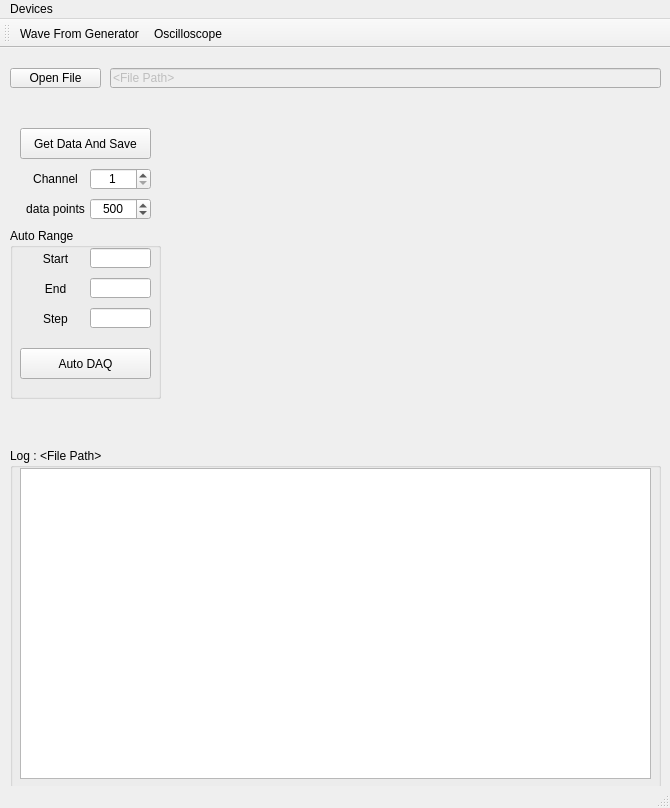
Old version of the form mainwindow.ui in the repository TripletESR/DAQ_GUI.
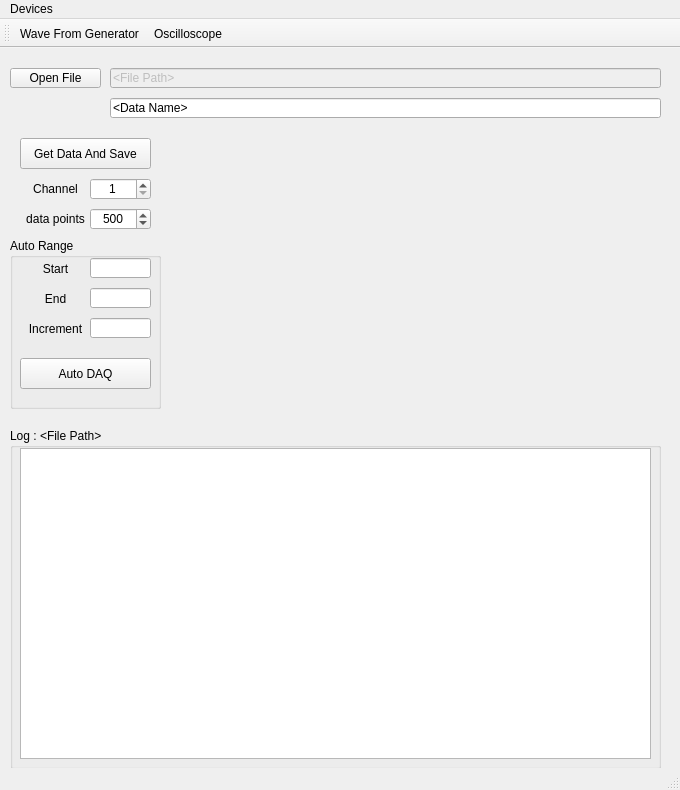
New version of the form. Custom widgets are drawn as their Qt base class.

Commit message: Added Data Name in UI

```diff
--- a/mainwindow.ui
+++ b/mainwindow.ui
@@ -9,8 +9,8 @@
    <rect>
     <x>0</x>
     <y>0</y>
-    <width>670</width>
-    <height>808</height>
+    <width>680</width>
+    <height>790</height>
    </rect>
   </property>
   <property name="sizePolicy">
@@ -19,6 +19,18 @@
     <verstretch>0</verstretch>
    </sizepolicy>
   </property>
+  <property name="minimumSize">
+   <size>
+    <width>680</width>
+    <height>790</height>
+   </size>
+  </property>
+  <property name="maximumSize">
+   <size>
+    <width>680</width>
+    <height>790</height>
+   </size>
+  </property>
   <property name="windowTitle">
    <string>DAQ</string>
   </property>
@@ -27,9 +39,9 @@
     <property name="geometry">
      <rect>
       <x>170</x>
-      <y>50</y>
+      <y>90</y>
       <width>491</width>
-      <height>331</height>
+      <height>271</height>
      </rect>
     </property>
    </widget>
@@ -37,7 +49,7 @@
     <property name="geometry">
      <rect>
       <x>10</x>
-      <y>400</y>
+      <y>380</y>
       <width>651</width>
       <height>341</height>
      </rect>
@@ -69,7 +81,7 @@
     <property name="geometry">
      <rect>
       <x>20</x>
-      <y>80</y>
+      <y>90</y>
       <width>131</width>
       <height>31</height>
      </rect>
@@ -82,7 +94,7 @@
     <property name="geometry">
      <rect>
       <x>90</x>
-      <y>150</y>
+      <y>160</y>
       <width>61</width>
       <height>22</height>
      </rect>
@@ -107,7 +119,7 @@
     <property name="geometry">
      <rect>
       <x>90</x>
-      <y>120</y>
+      <y>130</y>
       <width>61</width>
       <height>22</height>
      </rect>
@@ -164,7 +176,7 @@
     <property name="geometry">
      <rect>
       <x>20</x>
-      <y>120</y>
+      <y>130</y>
       <width>71</width>
       <height>22</height>
      </rect>
@@ -180,7 +192,7 @@
     <property name="geometry">
      <rect>
       <x>20</x>
-      <y>150</y>
+      <y>160</y>
       <width>71</width>
       <height>22</height>
      </rect>
@@ -196,7 +208,7 @@
     <property name="geometry">
      <rect>
       <x>10</x>
-      <y>180</y>
+      <y>190</y>
       <width>151</width>
       <height>171</height>
      </rect>
@@ -289,20 +301,39 @@
       </rect>
      </property>
      <property name="text">
-      <string>Step</string>
+      <string>Increment</string>
      </property>
      <property name="alignment">
       <set>Qt::AlignCenter</set>
      </property>
     </widget>
    </widget>
+   <widget class="QLineEdit" name="lineEdit_DataName">
+    <property name="enabled">
+     <bool>true</bool>
+    </property>
+    <property name="geometry">
+     <rect>
+      <x>110</x>
+      <y>50</y>
+      <width>551</width>
+      <height>20</height>
+     </rect>
+    </property>
+    <property name="inputMask">
+     <string/>
+    </property>
+    <property name="text">
+     <string>&lt;Data Name&gt;</string>
+    </property>
+   </widget>
   </widget>
   <widget class="QMenuBar" name="menuBar">
    <property name="geometry">
     <rect>
      <x>0</x>
      <y>0</y>
-     <width>670</width>
+     <width>680</width>
      <height>21</height>
     </rect>
    </property>
```
Left out of the diff: 2 changed lines with no effect on the pictures.
